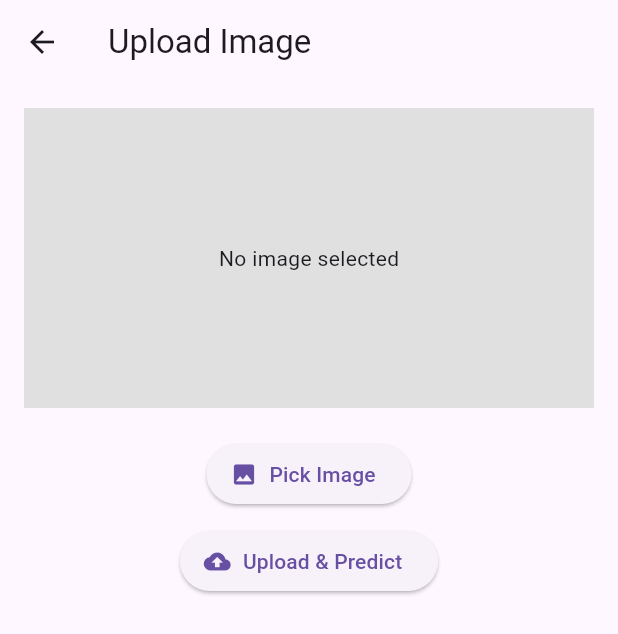
After one commit to Reham-Fagih/My-Trainer, a Flutter app: the UploadScreen screen opened by its route, on a phone screen of 412 x 824 dp. The commit adds this screen. Shown: the top 634 px of the screen. Run offline on Flutter 3.47's test engine with Material 3 defaults, Android fonts, the light colour scheme and no system bars; our stand-ins replace image_picker, shared_preferences; accounts and stored records are empty.

Commit message:
feat: update backend, Flutter app, and Python ML service
- Add predictRoutes.js and ml_service.py for body fat predictions
- Update authRoutes.js and User model
- Update Flutter UploadScreen and API service
- Add requirements.txt for Python dependencies
- Update .gitignore and pubspec files

```diff
--- /dev/null
+++ b/lib/controllers/prediction_controller.dart
@@ -0,0 +1,14 @@
+import 'dart:io';
+import '../models/prediction.dart';
+import '../services/api_service.dart';
+
+class PredictionController {
+  final ApiService apiService;
+
+  PredictionController({required this.apiService});
+
+  Future<Prediction> predictFromImage(File image, String userId) async {
+    final data = await apiService.uploadImageForPrediction(image, userId);
+    return Prediction.fromJson(data);
+  }
+}
--- /dev/null
+++ b/lib/models/prediction.dart
@@ -0,0 +1,8 @@
+class Prediction {
+  final double bfPercent;
+  Prediction({required this.bfPercent});
+
+  factory Prediction.fromJson(Map<String, dynamic> json) {
+    return Prediction(bfPercent: (json['bfPercent'] as num).toDouble());
+  }
+}
--- /dev/null
+++ b/lib/views/upload_screen.dart
@@ -0,0 +1,110 @@
+import 'dart:io';
+import 'package:flutter/material.dart';
+import 'package:image_picker/image_picker.dart';
+import '../controllers/prediction_controller.dart';
+import '../services/api_service.dart';
+
+class UploadScreen extends StatefulWidget {
+  final String baseUrl;
+  final String userId;
+
+  const UploadScreen({super.key, required this.baseUrl, required this.userId});
+
+  @override
+  State<UploadScreen> createState() => _UploadScreenState();
+}
+
+class _UploadScreenState extends State<UploadScreen> {
+  File? _selectedImage;
+  bool _loading = false;
+  double? _bfPercent; // stores the predicted body fat percentage
+
+  final picker = ImagePicker();
+  late PredictionController controller;
+
+  @override
+  void initState() {
+    super.initState();
+    controller =
+        PredictionController(apiService: ApiService(baseUrl: widget.baseUrl));
+  }
+
+  Future<void> pickImage() async {
+    final picked =
+        await picker.pickImage(source: ImageSource.gallery, imageQuality: 85);
+    if (picked != null) {
+      setState(() {
+        _selectedImage = File(picked.path);
+        _bfPercent = null;
+      });
+    }
+  }
+
+  Future<void> uploadAndPredict() async {
+    if (_selectedImage == null) return;
+    setState(() => _loading = true);
+
+    try {
+      final response =
+          await controller.predictFromImage(_selectedImage!, widget.userId);
+
+      setState(() {
+        _bfPercent = response.bfPercent;
+      });
+    } catch (e) {
+      ScaffoldMessenger.of(context)
+          .showSnackBar(SnackBar(content: Text("Error: $e")));
+    } finally {
+      setState(() => _loading = false);
+    }
+  }
+
+  @override
+  Widget build(BuildContext context) {
+    return Scaffold(
+      appBar: AppBar(title: const Text("Upload Image")),
+      body: Padding(
+        padding: const EdgeInsets.all(16.0),
+        child: Column(
+          children: [
+            _selectedImage != null
+                ? Image.file(_selectedImage!, height: 200)
+                : Container(
+                    height: 200,
+                    color: Colors.grey[300],
+                    child: const Center(child: Text("No image selected")),
+                  ),
+            const SizedBox(height: 20),
+            ElevatedButton.icon(
+              icon: const Icon(Icons.photo),
+              label: const Text("Pick Image"),
+              onPressed: pickImage,
+            ),
+            const SizedBox(height: 10),
+            ElevatedButton.icon(
+              icon: _loading
+                  ? const SizedBox(
+                      height: 16,
+                      width: 16,
+                      child: CircularProgressIndicator(
+                        color: Colors.white,
+                        strokeWidth: 2,
+                      ),
+                    )
+                  : const Icon(Icons.cloud_upload),
+              label: const Text("Upload & Predict"),
+              onPressed: _loading ? null : uploadAndPredict,
+            ),
+            const SizedBox(height: 20),
+            if (_bfPercent != null)
+              Text(
+                "Estimated Body Fat: ${_bfPercent!.toStringAsFixed(2)}%",
+                style:
+                    const TextStyle(fontSize: 20, fontWeight: FontWeight.bold),
+              ),
+          ],
+        ),
+      ),
+    );
+  }
+}
--- a/pubspec.yaml
+++ b/pubspec.yaml
@@ -35,6 +35,8 @@ dependencies:
   # The following adds the Cupertino Icons font to your application.
   # Use with the CupertinoIcons class for iOS style icons.
   cupertino_icons: ^1.0.8
+  image_picker: ^1.2.0
+  shared_preferences: ^2.5.3
 
 dev_dependencies:
   flutter_test:
```
Also changed, not shown: lib/main.dart (+12 -8 lines), lib/services/api_service.dart (added, +38 -0 lines), lib/views/log_in.dart (renamed from lib/screens/log_in.dart, +44 -34 lines), lib/views/sign_up.dart (renamed from lib/screens/sign_up.dart, +8 -9 lines), lib/views/welcome.dart (renamed from lib/screens/welcome.dart, +4 -11 lines), package.json (added, +28 -0 lines), requirements.txt (added, +43 -0 lines), pubspec.lock, 9 other files.
